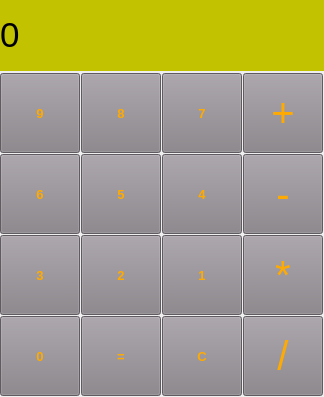
First picture: the form in CalcPy.ui, repository Sahha2001000/PyCalc-PyQt5-, before the edit.
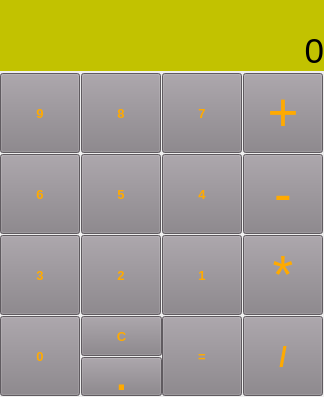
Second picture: the form after the edit.

Commit message: Version 2.0.0. Add suport float nums(dot button), create exe app for windows, add icon, create requirements.txt

The edit to the form file:
```diff
--- a/CalcPy.ui
+++ b/CalcPy.ui
@@ -61,15 +61,21 @@
       <bold>false</bold>
      </font>
     </property>
+    <property name="layoutDirection">
+     <enum>Qt::LeftToRight</enum>
+    </property>
     <property name="styleSheet">
      <string notr="true">background-color: rgb(194, 194, 0);
 font: 75 26pt &quot;Segoe UI&quot;;</string>
     </property>
     <property name="text">
-     <string>&lt;html&gt;&lt;head/&gt;&lt;body&gt;&lt;p&gt;0&lt;/p&gt;&lt;/body&gt;&lt;/html&gt;</string>
+     <string>0</string>
+    </property>
+    <property name="alignment">
+     <set>Qt::AlignBottom|Qt::AlignRight|Qt::AlignTrailing</set>
     </property>
     <property name="margin">
-     <number>15</number>
+     <number>13</number>
     </property>
    </widget>
    <widget class="QPushButton" name="btn__7">
@@ -138,10 +144,10 @@
     <property name="font">
      <font>
       <family>Segoe UI</family>
-      <pointsize>30</pointsize>
-      <weight>10</weight>
+      <pointsize>40</pointsize>
+      <weight>62</weight>
       <italic>false</italic>
-      <bold>false</bold>
+      <bold>true</bold>
      </font>
     </property>
     <property name="styleSheet">
@@ -201,10 +207,10 @@
     <property name="font">
      <font>
       <family>Segoe UI</family>
-      <pointsize>30</pointsize>
-      <weight>10</weight>
+      <pointsize>40</pointsize>
+      <weight>62</weight>
       <italic>false</italic>
-      <bold>false</bold>
+      <bold>true</bold>
      </font>
     </property>
     <property name="styleSheet">
@@ -282,12 +288,15 @@
     <property name="font">
      <font>
       <family>Segoe UI</family>
-      <pointsize>30</pointsize>
-      <weight>10</weight>
+      <pointsize>40</pointsize>
+      <weight>62</weight>
       <italic>false</italic>
-      <bold>false</bold>
+      <bold>true</bold>
      </font>
     </property>
+    <property name="layoutDirection">
+     <enum>Qt::LeftToRight</enum>
+    </property>
     <property name="styleSheet">
      <string notr="true">background-color: rgb(134, 128, 134);
 font: 87 30pt &quot;Segoe UI&quot;;
@@ -296,6 +305,15 @@
     <property name="text">
      <string>*</string>
     </property>
+    <property name="autoDefault">
+     <bool>true</bool>
+    </property>
+    <property name="default">
+     <bool>false</bool>
+    </property>
+    <property name="flat">
+     <bool>false</bool>
+    </property>
    </widget>
    <widget class="QPushButton" name="btn__1">
     <property name="geometry">
@@ -318,7 +336,7 @@
    <widget class="QPushButton" name="btn__calc">
     <property name="geometry">
      <rect>
-      <x>81</x>
+      <x>162</x>
       <y>316</y>
       <width>80</width>
       <height>80</height>
@@ -336,10 +354,10 @@
    <widget class="QPushButton" name="btn__clear">
     <property name="geometry">
      <rect>
-      <x>162</x>
+      <x>81</x>
       <y>316</y>
-      <width>80</width>
-      <height>80</height>
+      <width>81</width>
+      <height>40</height>
      </rect>
     </property>
     <property name="styleSheet">
@@ -381,10 +399,10 @@
     <property name="font">
      <font>
       <family>Segoe UI</family>
-      <pointsize>30</pointsize>
-      <weight>10</weight>
+      <pointsize>20</pointsize>
+      <weight>87</weight>
       <italic>false</italic>
-      <bold>false</bold>
+      <bold>true</bold>
      </font>
     </property>
     <property name="styleSheet">
@@ -396,6 +414,34 @@
      <string>/</string>
     </property>
    </widget>
+   <widget class="QPushButton" name="btn__dot">
+    <property name="enabled">
+     <bool>true</bool>
+    </property>
+    <property name="geometry">
+     <rect>
+      <x>81</x>
+      <y>357</y>
+      <width>81</width>
+      <height>39</height>
+     </rect>
+    </property>
+    <property name="font">
+     <font>
+      <family>Segoe UI</family>
+      <pointsize>28</pointsize>
+      <weight>75</weight>
+      <bold>true</bold>
+     </font>
+    </property>
+    <property name="styleSheet">
+     <string notr="true">background-color: rgb(134, 128, 134);
+color: rgb(255, 170, 0);</string>
+    </property>
+    <property name="text">
+     <string>.</string>
+    </property>
+   </widget>
   </widget>
  </widget>
  <resources/>
```
Left out of the diff: 12 changed lines with no effect on the pictures. The commit also changes 6 other files.
